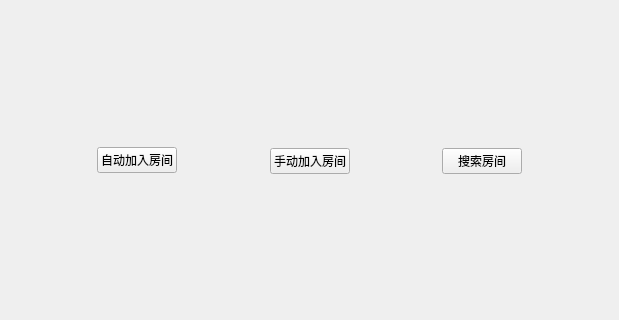
This is DDZ-Client/windows/gamemode.ui in xiaomokekedi0031016-spec/OnlineLandlords as Qt 5 draws it before an edit; both pictures show x 0 to 619 and y 93 to 413 of the 619 by 507 pixel window. The edited form follows.
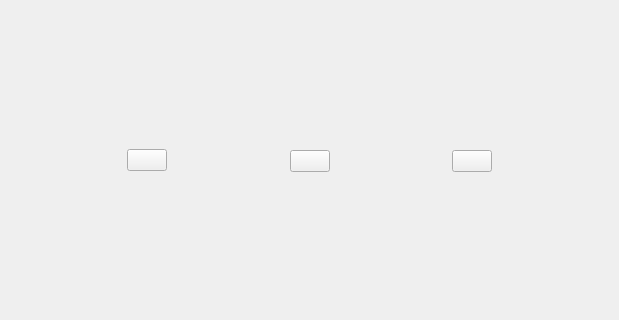
This is the edited form. The open tabs and pages were chosen to show the change.

Diff of the .ui file:
```diff
--- a/DDZ-Client/windows/gamemode.ui
+++ b/DDZ-Client/windows/gamemode.ui
@@ -155,7 +155,7 @@
           <item>
            <widget class="QPushButton" name="autoBtn">
             <property name="text">
-             <string>自动加入房间</string>
+             <string/>
             </property>
            </widget>
           </item>
@@ -214,7 +214,7 @@
           <item>
            <widget class="QPushButton" name="manualBtn">
             <property name="text">
-             <string>手动加入房间</string>
+             <string/>
             </property>
            </widget>
           </item>
@@ -273,7 +273,7 @@
           <item>
            <widget class="QPushButton" name="searchBtn">
             <property name="text">
-             <string>搜索房间</string>
+             <string/>
             </property>
            </widget>
           </item>
```
Left out of the diff: 6 changed lines with no effect on the pictures.
